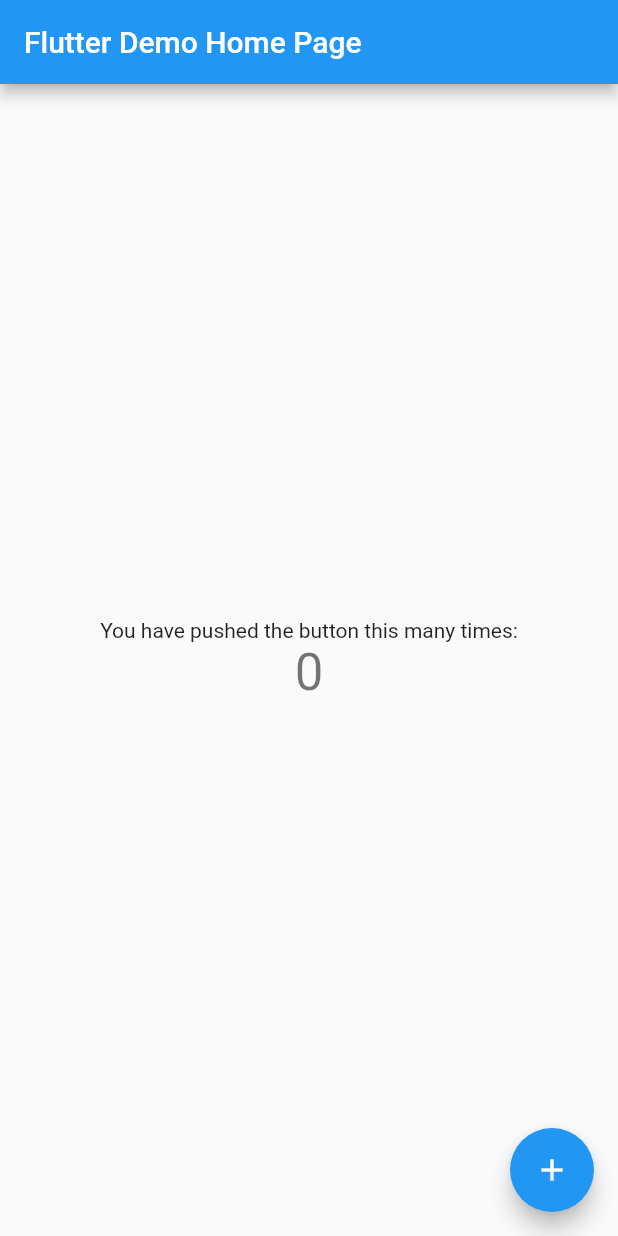
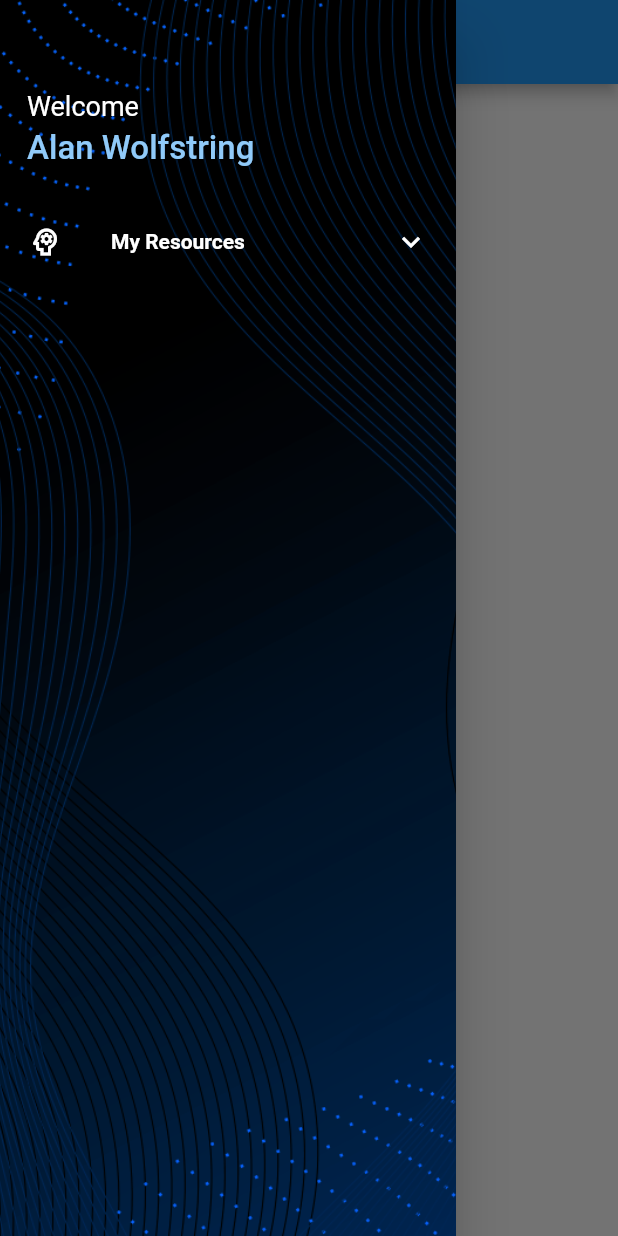
Before and after one commit to azmat2k16/test_drawer, a Flutter app: the screen it shows after launch, with the side drawer open (before the commit the screen has no drawer), on a phone screen of 412 x 824 dp. Run offline on Flutter 3.47's test engine with Material 2 defaults, Android fonts, the phone set to English and light mode, and no system bars.

Commit message:
expansion tile completed

```diff
--- /dev/null
+++ b/lib/home_screen.dart
@@ -0,0 +1,18 @@
+import 'package:flutter/material.dart';
+import 'package:test_drawer/test_drawer.dart';
+
+class HomeScreen extends StatelessWidget {
+  const HomeScreen({Key? key}) : super(key: key);
+
+  @override
+  Widget build(BuildContext context) {
+    return Scaffold(
+      appBar: AppBar(title: const Text('Testing Drawer')),
+      body: const Center(child: Text('Testing Drawer')),
+
+      //
+      //
+      drawer: const TestDrawer(),
+    );
+  }
+}
--- a/lib/main.dart
+++ b/lib/main.dart
@@ -1,4 +1,5 @@
 import 'package:flutter/material.dart';
+import 'package:test_drawer/home_screen.dart';
 
 void main() {
   runApp(const MyApp());
@@ -13,103 +14,9 @@
     return MaterialApp(
       title: 'Flutter Demo',
       theme: ThemeData(
-        // This is the theme of your application.
-        //
-        // Try running your application with "flutter run". You'll see the
-        // application has a blue toolbar. Then, without quitting the app, try
-        // changing the primarySwatch below to Colors.green and then invoke
-        // "hot reload" (press "r" in the console where you ran "flutter run",
-        // or simply save your changes to "hot reload" in a Flutter IDE).
-        // Notice that the counter didn't reset back to zero; the application
-        // is not restarted.
         primarySwatch: Colors.blue,
       ),
-      home: const MyHomePage(title: 'Flutter Demo Home Page'),
+      home: const HomeScreen(),
     );
   }
 }
-
-class MyHomePage extends StatefulWidget {
-  const MyHomePage({Key? key, required this.title}) : super(key: key);
-
-  // This widget is the home page of your application. It is stateful, meaning
-  // that it has a State object (defined below) that contains fields that affect
-  // how it looks.
-
-  // This class is the configuration for the state. It holds the values (in this
-  // case the title) provided by the parent (in this case the App widget) and
-  // used by the build method of the State. Fields in a Widget subclass are
-  // always marked "final".
-
-  final String title;
-
-  @override
-  State<MyHomePage> createState() => _MyHomePageState();
-}
-
-class _MyHomePageState extends State<MyHomePage> {
-  int _counter = 0;
-
-  void _incrementCounter() {
-    setState(() {
-      // This call to setState tells the Flutter framework that something has
-      // changed in this State, which causes it to rerun the build method below
-      // so that the display can reflect the updated values. If we changed
-      // _counter without calling setState(), then the build method would not be
-      // called again, and so nothing would appear to happen.
-      _counter++;
-    });
-  }
-
-  @override
-  Widget build(BuildContext context) {
-    // This method is rerun every time setState is called, for instance as done
-    // by the _incrementCounter method above.
-    //
-    // The Flutter framework has been optimized to make rerunning build methods
-    // fast, so that you can just rebuild anything that needs updating rather
-    // than having to individually change instances of widgets.
-    return Scaffold(
-      appBar: AppBar(
-        // Here we take the value from the MyHomePage object that was created by
-        // the App.build method, and use it to set our appbar title.
-        title: Text(widget.title),
-      ),
-      body: Center(
-        // Center is a layout widget. It takes a single child and positions it
-        // in the middle of the parent.
-        child: Column(
-          // Column is also a layout widget. It takes a list of children and
-          // arranges them vertically. By default, it sizes itself to fit its
-          // children horizontally, and tries to be as tall as its parent.
-          //
-          // Invoke "debug painting" (press "p" in the console, choose the
-          // "Toggle Debug Paint" action from the Flutter Inspector in Android
-          // Studio, or the "Toggle Debug Paint" command in Visual Studio Code)
-          // to see the wireframe for each widget.
-          //
-          // Column has various properties to control how it sizes itself and
-          // how it positions its children. Here we use mainAxisAlignment to
-          // center the children vertically; the main axis here is the vertical
-          // axis because Columns are vertical (the cross axis would be
-          // horizontal).
-          mainAxisAlignment: MainAxisAlignment.center,
-          children: <Widget>[
-            const Text(
-              'You have pushed the button this many times:',
-            ),
-            Text(
-              '$_counter',
-              style: Theme.of(context).textTheme.headline4,
-            ),
-          ],
-        ),
-      ),
-      floatingActionButton: FloatingActionButton(
-        onPressed: _incrementCounter,
-        tooltip: 'Increment',
-        child: const Icon(Icons.add),
-      ), // This trailing comma makes auto-formatting nicer for build methods.
-    );
-  }
-}
--- /dev/null
+++ b/lib/test_drawer.dart
@@ -0,0 +1,71 @@
+import 'package:flutter/cupertino.dart';
+import 'package:flutter/material.dart';
+
+class TestDrawer extends StatelessWidget {
+  const TestDrawer({Key? key}) : super(key: key);
+
+  @override
+  Widget build(BuildContext context) {
+    return Theme(
+        data: Theme.of(context).copyWith(
+          canvasColor: Colors
+              .transparent, //or any other color you want. e.g Colors.blue.withOpacity(0.5)
+        ),
+        child: Drawer(
+            child: Container(
+          padding: const EdgeInsets.symmetric(horizontal: 18),
+          decoration: const BoxDecoration(
+              image: DecorationImage(
+                  image: AssetImage('assets/bg_4.png'), fit: BoxFit.cover)),
+          child: SingleChildScrollView(
+              physics: const BouncingScrollPhysics(),
+              child: Column(
+                  mainAxisSize: MainAxisSize.min,
+                  crossAxisAlignment: CrossAxisAlignment.start,
+                  children: [
+                    const SizedBox(height: 60),
+                    const Text('Welcome',
+                        style: TextStyle(color: Colors.white, fontSize: 18)),
+                    const SizedBox(height: 5),
+                    Text('Alan Wolfstring',
+                        style: TextStyle(
+                            color: Colors.blue[200],
+                            fontSize: 22,
+                            fontWeight: FontWeight.w500)),
+                    const SizedBox(height: 20),
+                    parentTile(
+                        title: 'My Resources',
+                        icon: Icons.psychology_outlined,
+                        children: ['Career Blogs', 'Universities & Degrees']),
+                  ])),
+        )));
+  }
+
+  ExpansionTile parentTile(
+      {required String title, required IconData icon, required List children}) {
+    return ExpansionTile(
+        tilePadding: const EdgeInsets.all(0),
+        backgroundColor: Colors.transparent,
+        collapsedIconColor: Colors.white,
+        collapsedTextColor: Colors.white,
+        collapsedBackgroundColor: Colors.transparent,
+        leading: const Icon(Icons.psychology_outlined, color: Colors.white),
+        title: Text(title,
+            style: const TextStyle(
+                color: Colors.white, fontWeight: FontWeight.w600)),
+        children: [
+          childTile(children[0]),
+          childTile(children[0]),
+        ]);
+  }
+
+  ListTile childTile(String text) {
+    return ListTile(
+        contentPadding: const EdgeInsets.only(left: 55),
+        title: Text(text,
+            style: TextStyle(
+                color: Colors.white.withOpacity(0.6),
+                fontWeight: FontWeight.w400)),
+        onTap: () {});
+  }
+}
```
Also changed, not shown: assets/bg_4.png (added).
